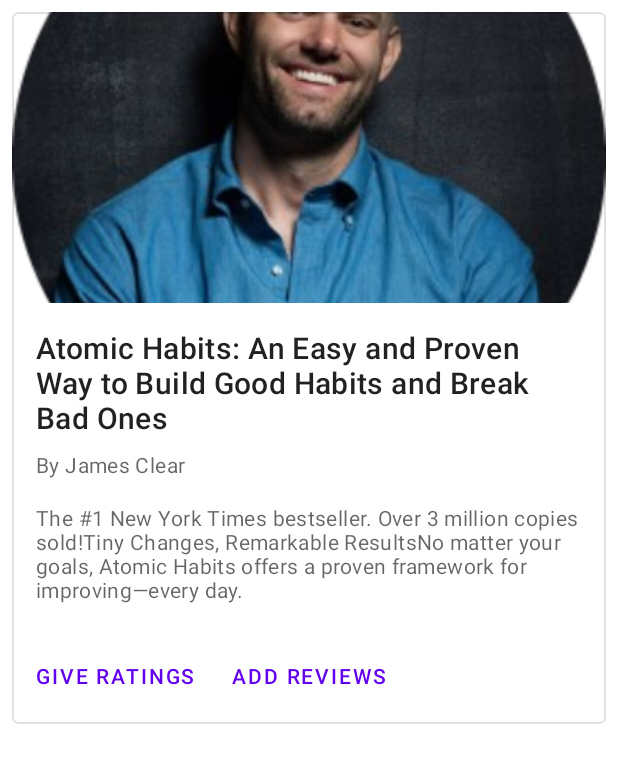
After one commit to onkarmadhekar/Paperback-Harbor, an Android app: the layout book_card_list_item.xml on its own in the app's theme, with its tools: preview values and no code run, on a phone screen of 412 x 824 dp. The commit adds this screen. Shown: the top 763 px of the screen. Run offline under Robolectric (Android 15) with nearby library versions, the light colour scheme and no system bars.

Commit message:
Added Card Design

```diff
--- a/app/build.gradle
+++ b/app/build.gradle
@@ -41,5 +41,6 @@
     androidTestImplementation 'androidx.test.ext:junit:1.1.2'
     androidTestImplementation 'androidx.test.espresso:espresso-core:3.3.0'
     api 'com.google.android.material:material:1.1.0-alpha06'
+    implementation 'com.google.android.material:material:1.0.0'
     implementation 'de.hdodenhof:circleimageview:3.1.0'
 }
--- a/app/src/main/AndroidManifest.xml
+++ b/app/src/main/AndroidManifest.xml
@@ -9,6 +9,9 @@
         android:roundIcon="@mipmap/ic_launcher_round"
         android:supportsRtl="true"
         android:theme="@style/Theme.Paperbackharborapp">
+        <activity
+            android:name=".BookCard"
+            android:exported="false" />
         <activity
             android:name=".AuthorListActivity"
             android:exported="false" />
--- /dev/null
+++ b/app/src/main/java/com/robust_binaries/paperback_harbor_app/BookCard.java
@@ -0,0 +1,14 @@
+package com.robust_binaries.paperback_harbor_app;
+
+import androidx.appcompat.app.AppCompatActivity;
+
+import android.os.Bundle;
+
+public class BookCard extends AppCompatActivity {
+
+    @Override
+    protected void onCreate(Bundle savedInstanceState) {
+        super.onCreate(savedInstanceState);
+        setContentView(R.layout.activity_book_card);
+    }
+}
--- /dev/null
+++ b/app/src/main/res/color/stroke_color.xml
@@ -0,0 +1,5 @@
+<?xml version="1.0" encoding="utf-8"?>
+<selector xmlns:android="http://schemas.android.com/apk/res/android">
+    <item android:color="?attr/colorPrimary" android:state_checked="true"/>
+    <item android:alpha="0.12" android:color="?attr/colorOnSurface" android:state_checked="false"/>
+</selector>
--- /dev/null
+++ b/app/src/main/res/layout/activity_book_card.xml
@@ -0,0 +1,9 @@
+<?xml version="1.0" encoding="utf-8"?>
+<androidx.constraintlayout.widget.ConstraintLayout xmlns:android="http://schemas.android.com/apk/res/android"
+    xmlns:app="http://schemas.android.com/apk/res-auto"
+    xmlns:tools="http://schemas.android.com/tools"
+    android:layout_width="match_parent"
+    android:layout_height="match_parent"
+    tools:context=".BookCard">
+
+</androidx.constraintlayout.widget.ConstraintLayout>
--- /dev/null
+++ b/app/src/main/res/layout/book_card_list_item.xml
@@ -0,0 +1,88 @@
+<?xml version="1.0" encoding="utf-8"?>
+<LinearLayout xmlns:android="http://schemas.android.com/apk/res/android"
+    android:layout_width="match_parent"
+    android:layout_height="match_parent"
+    xmlns:app="http://schemas.android.com/apk/res-auto">
+
+    <com.google.android.material.card.MaterialCardView
+        android:id="@+id/card"
+        android:layout_width="match_parent"
+        android:layout_height="wrap_content"
+        android:layout_margin="8dp"
+        app:strokeWidth="1dp"
+        app:strokeColor="@color/stroke_color"
+        app:cardElevation="0dp">>
+
+        <LinearLayout
+            android:layout_width="match_parent"
+            android:layout_height="wrap_content"
+            android:orientation="vertical">
+
+            <!-- Media -->
+            <ImageView
+                android:layout_width="match_parent"
+                android:layout_height="194dp"
+                android:src="@drawable/james_clear"
+                android:scaleType="centerCrop"
+                android:contentDescription="@string/content_description_media"
+                />
+
+            <LinearLayout
+                android:layout_width="match_parent"
+                android:layout_height="wrap_content"
+                android:orientation="vertical"
+                android:padding="16dp">
+
+                <!-- Title, secondary and supporting text -->
+                <TextView
+                    android:layout_width="wrap_content"
+                    android:layout_height="wrap_content"
+                    android:text="@string/title"
+                    android:textAppearance="?attr/textAppearanceHeadline6"
+                    />
+                <TextView
+                    android:layout_width="wrap_content"
+                    android:layout_height="wrap_content"
+                    android:layout_marginTop="8dp"
+                    android:text="@string/secondary_text"
+                    android:textAppearance="?attr/textAppearanceBody2"
+                    android:textColor="?android:attr/textColorSecondary"
+                    />
+                <TextView
+                    android:layout_width="wrap_content"
+                    android:layout_height="wrap_content"
+                    android:layout_marginTop="16dp"
+                    android:text="@string/supporting_text"
+                    android:textAppearance="?attr/textAppearanceBody2"
+                    android:textColor="?android:attr/textColorSecondary"
+                    />
+
+            </LinearLayout>
+
+            <!-- Buttons -->
+            <LinearLayout
+                android:layout_width="wrap_content"
+                android:layout_height="wrap_content"
+                android:layout_margin="8dp"
+                android:orientation="horizontal">
+                <com.google.android.material.button.MaterialButton
+                    android:layout_width="wrap_content"
+                    android:layout_height="wrap_content"
+                    android:layout_marginEnd="8dp"
+                    android:text="@string/action_1"
+                    style="?attr/borderlessButtonStyle"
+                    />
+                <com.google.android.material.button.MaterialButton
+                    android:layout_width="wrap_content"
+                    android:layout_height="wrap_content"
+                    android:text="@string/action_2"
+                    style="?attr/borderlessButtonStyle"
+                    />
+            </LinearLayout>
+
+        </LinearLayout>
+
+    </com.google.android.material.card.MaterialCardView>
+
+
+</LinearLayout>
--- a/app/src/main/res/values/strings.xml
+++ b/app/src/main/res/values/strings.xml
@@ -2,4 +2,10 @@
     <string name="app_name">paperback-harbor-app</string>
     <string name="j_k_rowling">J. K. Rowling</string>
     <string name="button">Authors List</string>
+    <string name="content_description_media">This is a demo description</string>
+    <string name="title">Atomic Habits: An Easy and Proven Way to Build Good Habits and Break Bad Ones</string>
+    <string name="secondary_text">By James Clear</string>
+    <string name="supporting_text">The #1 New York Times bestseller. Over 3 million copies sold!Tiny Changes, Remarkable ResultsNo matter your goals, Atomic Habits offers a proven framework for improving—every day. </string>
+    <string name="action_1">Give Ratings</string>
+    <string name="action_2">Add Reviews</string>
 </resources>
```
Also changed, not shown: app/src/main/res/drawable/atomic_habits.png (added).
